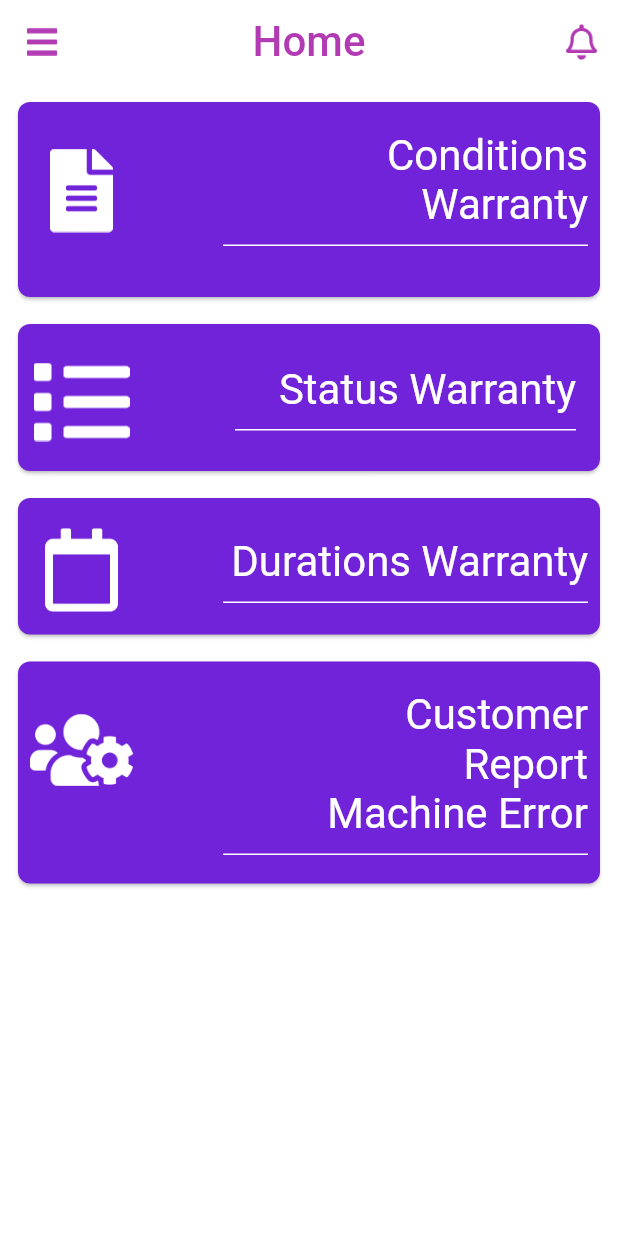
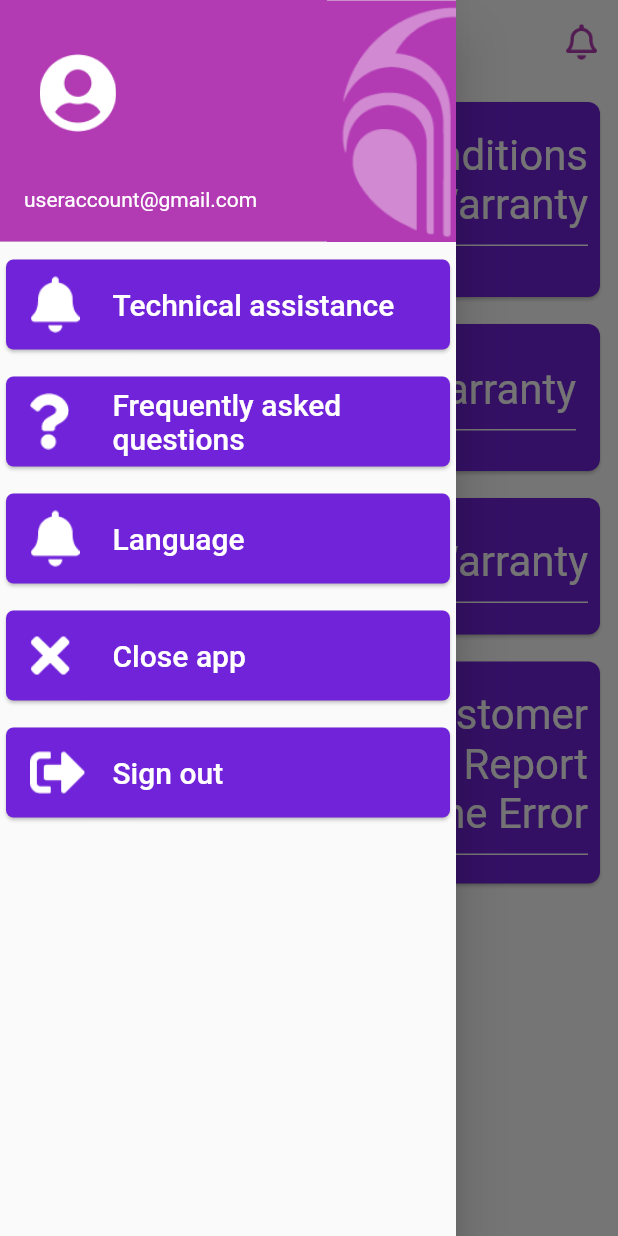
Before and after one commit to tanvu2804/project-internship, a Flutter app: the Home screen opened by its route, with the side drawer open (before the commit the screen has no drawer), on a phone screen of 412 x 824 dp. Run offline on Flutter 3.47's test engine with Material 2 defaults, Android fonts, the phone set to English and light mode, and no system bars.

Commit message:
[update][layout][home][left_drawer]

```diff
--- a/lib/constants/app_images.dart
+++ b/lib/constants/app_images.dart
@@ -14,9 +14,16 @@ class AppImages {
   static final String ic_file_alt = 'assets/images/icons/ic_file_alt.png';
   static final String ic_board = 'assets/images/icons/ic_board.png';
   static final String ic_user_cong = 'assets/images/icons/ic_user_cong.png';
+  static final String ic_user_circle = 'assets/images/icons/ic_user_circle.png';
+  static final String ic_bell_drawer = 'assets/images/icons/ic_bell_drawer.png';
+  static final String ic_question = 'assets/images/icons/ic_question.png';
+  static final String ic_signoutalt = 'assets/images/icons/ic_signoutalt.png';
+  static final String ic_times = 'assets/images/icons/ic_times.png';
 
   //logo
   static final String logo_nuskin = 'assets/images/logos/nuskinwhite_logo.png';
+  static final String logo_nuskin_right =
+      'assets/images/logos/nuskinrightdrawer_logo.png';
 
   //other
   static final String privacy = 'assets/images/others/privacy.png';
--- a/lib/constants/app_string.dart
+++ b/lib/constants/app_string.dart
@@ -38,8 +38,9 @@ abstract class LoginString {
   static const String DISCOVER_THE_BEST_YOU = "DISCOVER THE BEST YOU";
   static const String FACE_ID = "FACE ID";
   static const String FINGERPRINT = "Fingerprint";
-  static const String TECHNICAL = "TECHNICAL ASSISTANCE";
+  static const String TECHNICAL = "Technical assistance";
   static const String FREQUENTLY = "FREQUENTLY ASKED QUESTION";
+  static const String FREQUENTLY_LOWERCASE = "Frequently asked questions";
   static const String USER_BLANK = "User name cannot blank";
 }
 
@@ -318,6 +319,9 @@ abstract class CommonString {
   static const String REQUIRE_STATUS = "Status is required field";
   static const String SPLASH_TEXT = "Nu Skin Enterprises Malaysia Ptd Ltd";
   static const String SELECT_DATE = "Select Date";
+  static const String LANGUAGE = "Language";
+  static const String CLOSE = "Close app";
+  static const String SIGN_OUT = "Sign out";
 }
 
 abstract class ConfigApi {
--- a/lib/modules/home/view/home_view.dart
+++ b/lib/modules/home/view/home_view.dart
@@ -4,9 +4,17 @@ import 'package:flutter/rendering.dart';
 import 'package:project_internship/constants/app_colors.dart';
 import 'package:project_internship/constants/app_images.dart';
 import 'package:project_internship/constants/app_string.dart';
+import 'package:project_internship/modules/home/widgets/left_drawer.dart';
 
-class Home extends StatelessWidget {
+class Home extends StatefulWidget {
   const Home({Key? key}) : super(key: key);
+
+  @override
+  State<Home> createState() => _HomeState();
+}
+
+class _HomeState extends State<Home> {
+  final GlobalKey<ScaffoldState> _key = GlobalKey();
 
   @override
   Widget build(BuildContext context) {
@@ -16,13 +24,20 @@ class Home extends StatelessWidget {
     return Container(
       color: AppColors.white,
       child: Scaffold(
+        key: _key,
+        drawer: LeftDrawerWidget(),
         backgroundColor: AppColors.transparent,
         appBar: AppBar(
           centerTitle: true,
           shadowColor: AppColors.transparent,
-          leading: Image.asset(
-            AppImages.ic_bars,
-            scale: 1.7,
+          leading: IconButton(
+            onPressed: () {
+              _key.currentState?.openDrawer();
+            },
+            icon: Image.asset(
+              AppImages.ic_bars,
+              scale: 1.7,
+            ),
           ),
           backgroundColor: AppColors.white,
           title: Text(
--- /dev/null
+++ b/lib/modules/home/widgets/left_drawer.dart
@@ -0,0 +1,161 @@
+import 'package:flutter/material.dart';
+import 'package:project_internship/constants/app_colors.dart';
+import 'package:project_internship/constants/app_images.dart';
+import 'package:project_internship/constants/app_string.dart';
+
+class LeftDrawerWidget extends StatelessWidget {
+  const LeftDrawerWidget({Key? key}) : super(key: key);
+
+  @override
+  Widget build(BuildContext context) {
+    double height = MediaQuery.of(context).size.height;
+    double width = MediaQuery.of(context).size.width;
+
+    return Drawer(
+      child: ListView(
+        children: <Widget>[
+          UserAccountsDrawerHeader(
+            currentAccountPicture: Padding(
+              padding: const EdgeInsets.only(top: 20),
+              child: Image.asset(
+                AppImages.ic_user_circle,
+                scale: 1.3,
+              ),
+            ),
+            accountName: Container(),
+            accountEmail: Text('useraccount@gmail.com'),
+            decoration: BoxDecoration(
+              color: AppColors.purplePink,
+              image: DecorationImage(
+                image: AssetImage(AppImages.logo_nuskin_right),
+                alignment: Alignment.centerRight,
+              ),
+            ),
+          ),
+          //Technical assistance
+          Card(
+            shape: RoundedRectangleBorder(
+              borderRadius: BorderRadius.circular(5),
+            ),
+            color: AppColors.bluePurple,
+            child: ListTile(
+              contentPadding:
+                  const EdgeInsets.only(left: 16, right: 4, top: 2, bottom: 2),
+              horizontalTitleGap: 15,
+              leading: Image.asset(
+                AppImages.ic_bell_drawer,
+                scale: 1.3,
+              ),
+              title: Text(
+                LoginString.TECHNICAL,
+                textAlign: TextAlign.left,
+                style: TextStyle(color: AppColors.white, fontSize: 20),
+              ),
+              onTap: () {},
+            ),
+          ),
+          SizedBox(
+            height: 10,
+          ),
+          //Frequently asked
+          Card(
+            shape: RoundedRectangleBorder(
+              borderRadius: BorderRadius.circular(5),
+            ),
+            color: AppColors.bluePurple,
+            child: ListTile(
+              contentPadding:
+                  const EdgeInsets.only(left: 16, right: 4, top: 2, bottom: 2),
+              horizontalTitleGap: 15,
+              leading: Image.asset(
+                AppImages.ic_question,
+                scale: 1.3,
+              ),
+              title: Text(
+                LoginString.FREQUENTLY_LOWERCASE,
+                textAlign: TextAlign.left,
+                style: TextStyle(color: AppColors.white, fontSize: 20),
+              ),
+              onTap: () {},
+            ),
+          ),
+          SizedBox(
+            height: 10,
+          ),
+          //Language
+          Card(
+            shape: RoundedRectangleBorder(
+              borderRadius: BorderRadius.circular(5),
+            ),
+            color: AppColors.bluePurple,
+            child: ListTile(
+              contentPadding:
+                  const EdgeInsets.only(left: 16, right: 4, top: 2, bottom: 2),
+              horizontalTitleGap: 15,
+              leading: Image.asset(
+                AppImages.ic_bell_drawer,
+                scale: 1.3,
+              ),
+              title: Text(
+                CommonString.LANGUAGE,
+                textAlign: TextAlign.left,
+                style: TextStyle(color: AppColors.white, fontSize: 20),
+              ),
+              onTap: () {},
+            ),
+          ),
+          SizedBox(
+            height: 10,
+          ),
+          //Close app
+          Card(
+            shape: RoundedRectangleBorder(
+              borderRadius: BorderRadius.circular(5),
+            ),
+            color: AppColors.bluePurple,
+            child: ListTile(
+              contentPadding:
+                  const EdgeInsets.only(left: 16, right: 4, top: 2, bottom: 2),
+              horizontalTitleGap: 15,
+              leading: Image.asset(
+                AppImages.ic_times,
+                scale: 1.3,
+              ),
+              title: Text(
+                CommonString.CLOSE,
+                textAlign: TextAlign.left,
+                style: TextStyle(color: AppColors.white, fontSize: 20),
+              ),
+              onTap: () {},
+            ),
+          ),
+          SizedBox(
+            height: 10,
+          ),
+          //Signout
+          Card(
+            shape: RoundedRectangleBorder(
+              borderRadius: BorderRadius.circular(5),
+            ),
+            color: AppColors.bluePurple,
+            child: ListTile(
+              contentPadding:
+                  const EdgeInsets.only(left: 16, right: 4, top: 2, bottom: 2),
+              horizontalTitleGap: 15,
+              leading: Image.asset(
+                AppImages.ic_signoutalt,
+                scale: 1.3,
+              ),
+              title: Text(
+                CommonString.SIGN_OUT,
+                textAlign: TextAlign.left,
+                style: TextStyle(color: AppColors.white, fontSize: 20),
+              ),
+              onTap: () {},
+            ),
+          ),
+        ],
+      ),
+    );
+  }
+}
```
Also changed, not shown: assets/images/icons/ic_bell_drawer.png (added), assets/images/icons/ic_question.png (added), assets/images/icons/ic_signoutalt.png (added), assets/images/icons/ic_times.png (added), assets/images/icons/ic_user_circle.png (added), assets/images/logos/nuskinrightdrawer_logo.png (added).
